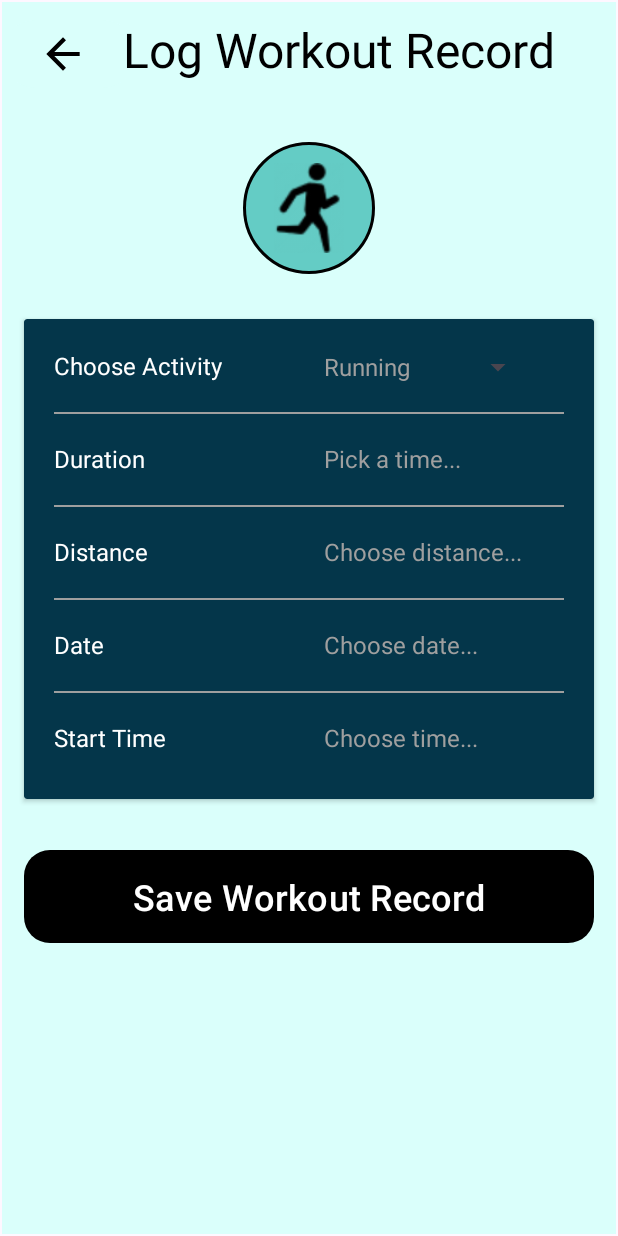
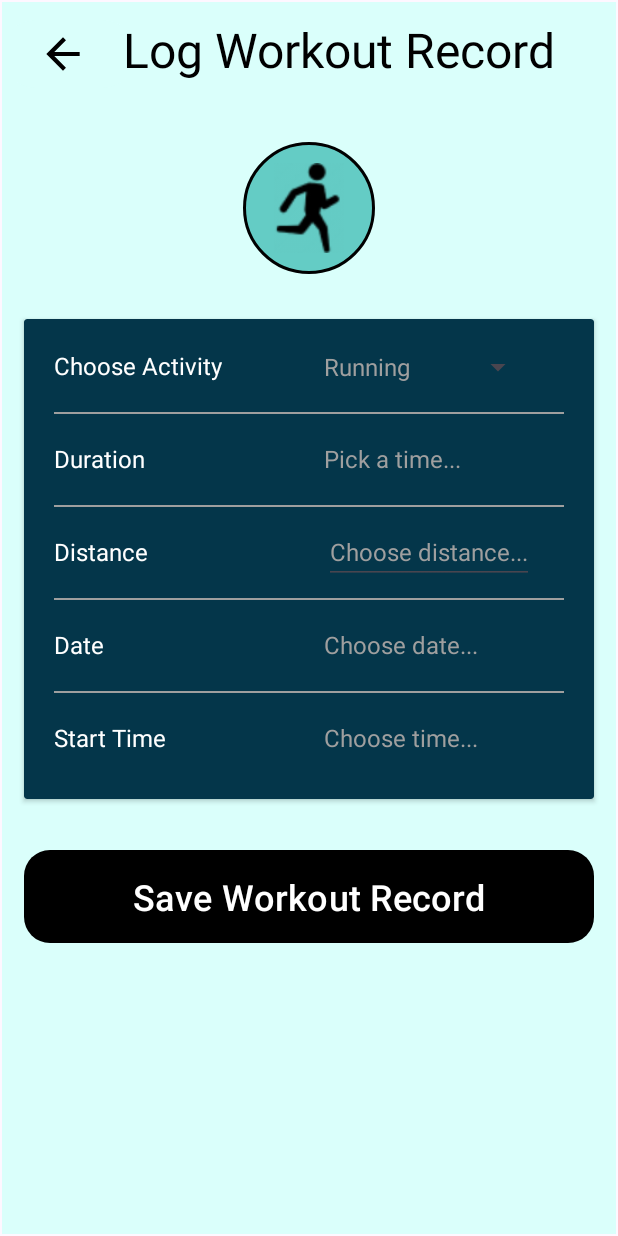
Before and after one commit to yii-meow/health-compass, an Android app: the log_workout_record screen opened through its navigation route, on a phone screen of 412 x 824 dp. Run offline under Robolectric (Android 15) with nearby library versions, the phone set to English and light mode, and no system bars; our stand-ins replace Firebase (no records; nobody signed in at launch, a user with empty details on screens opened directly).

Commit message:
log workout record

```diff
--- a/app/src/main/java/com/example/healthcompass/log_workout_record.kt
+++ b/app/src/main/java/com/example/healthcompass/log_workout_record.kt
@@ -12,13 +12,18 @@ import android.widget.DatePicker
 import android.widget.Spinner
 import android.widget.TextView
 import android.widget.TimePicker
+import android.widget.Toast
 import androidx.fragment.app.Fragment
 import androidx.navigation.fragment.findNavController
+import com.example.healthcompass.data.FitnessActivity.FitnessActivity
+import com.google.firebase.database.DatabaseReference
+import com.google.firebase.database.FirebaseDatabase
 import java.util.Calendar
 
 
 class log_workout_record : Fragment(), DatePickerDialog.OnDateSetListener {
     private lateinit var tvDatePicker: TextView
+    private lateinit var dbRef: DatabaseReference
     override fun onCreateView(
         inflater: LayoutInflater, container: ViewGroup?,
         savedInstanceState: Bundle?
@@ -39,7 +44,7 @@ class log_workout_record : Fragment(), DatePickerDialog.OnDateSetListener {
         fitnessActivitiesSpinner.adapter = adapter
 
         val tvDurationPicker: TextView = view.findViewById(R.id.durationPicker)
-        val tvDistancePicker: TextView = view.findViewById(R.id.distancePicker)
+        val tvDistance: TextView = view.findViewById(R.id.tvDistance)
         tvDatePicker = view.findViewById(R.id.datePicker)
         val tvStartTimePicker: TextView = view.findViewById(R.id.startTimePicker)
 
@@ -57,8 +62,9 @@ class log_workout_record : Fragment(), DatePickerDialog.OnDateSetListener {
         }
 
         // Distance
-
-
+//        tvDistance.setOnClickListener{
+//
+//
         // Date
         tvDatePicker.setOnClickListener {
             val calendar: Calendar = Calendar.getInstance()
@@ -89,6 +95,14 @@ class log_workout_record : Fragment(), DatePickerDialog.OnDateSetListener {
             timePickerDialog.show()
         }
 
+        // If everything is fine and pass the validations
+        val btnLogRecord : Button = view.findViewById(R.id.btnLogRecord)
+
+        btnLogRecord.setOnClickListener{
+            val fitnessActivity = FitnessActivity("Running","16 May 2024",100.0,"17:00","17:10","10:00",1.5)
+            logWorkoutRecord(fitnessActivity)
+        }
+
         view.findViewById<Button>(R.id.btnBack).setOnClickListener {
             findNavController().popBackStack()
         }
@@ -97,6 +111,19 @@ class log_workout_record : Fragment(), DatePickerDialog.OnDateSetListener {
     }
 
     override fun onDateSet(view: DatePicker?, year: Int, month: Int, dayOfMonth: Int) {
-        tvDatePicker.text = "$dayOfMonth/${month+1}/$year"
+        tvDatePicker.text = "$dayOfMonth/${month + 1}/$year"
+    }
+
+    private fun logWorkoutRecord(fitnessActivity: FitnessActivity) {
+        dbRef = FirebaseDatabase.getInstance().getReference("Fitness")
+        val name = "yiyi"
+        dbRef.child(name).child(fitnessActivity.activityDate).child(fitnessActivity.startTime).setValue(fitnessActivity)
+            .addOnCompleteListener {
+                Toast.makeText(requireContext(), "Added fitness record successfully!", Toast.LENGTH_LONG)
+                    .show()
+            }
+            .addOnFailureListener {
+                Toast.makeText(requireContext(), "Failed to add fitness record!", Toast.LENGTH_LONG).show()
+            }
     }
 }
--- a/app/src/main/res/layout/fragment_log_workout_record.xml
+++ b/app/src/main/res/layout/fragment_log_workout_record.xml
@@ -137,11 +137,13 @@
                 app:layout_constraintLeft_toLeftOf="parent"
                 app:layout_constraintTop_toBottomOf="@id/lblDuration" />
 
-            <TextView
-                android:id="@+id/distancePicker"
+            <EditText
+                android:inputType="numberDecimal"
+                android:id="@+id/tvDistance"
                 android:layout_width="wrap_content"
                 android:layout_height="wrap_content"
-                android:text="Choose distance..."
+                android:hint="Choose distance..."
+                android:textColorHint="#9F9F9F"
                 android:textColor="#9F9F9F"
                 android:textSize="16dp"
                 app:layout_constraintBaseline_toBaselineOf="@id/lblDistance"
@@ -211,6 +213,7 @@
     </androidx.cardview.widget.CardView>
 
     <com.google.android.material.button.MaterialButton
+        android:id="@+id/btnLogRecord"
         android:layout_width="380dp"
         android:layout_height="70dp"
         android:layout_marginTop="30dp"
```
